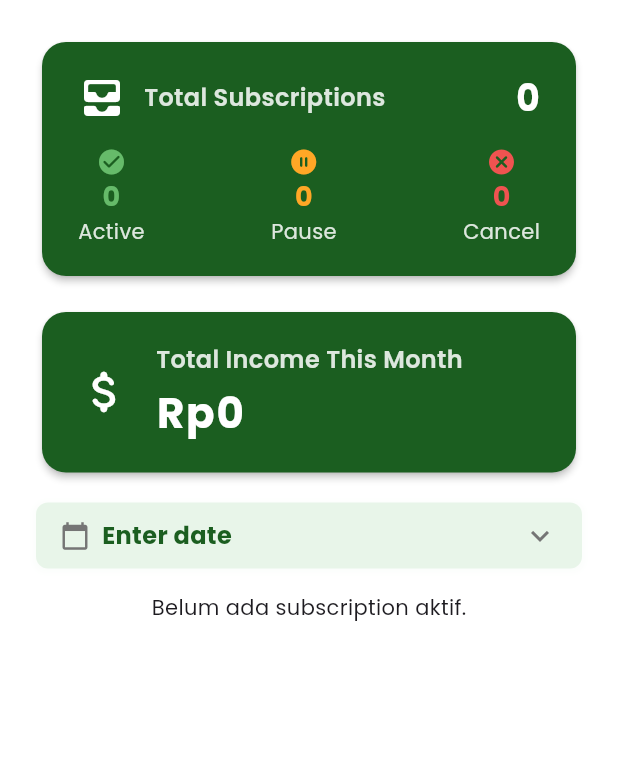
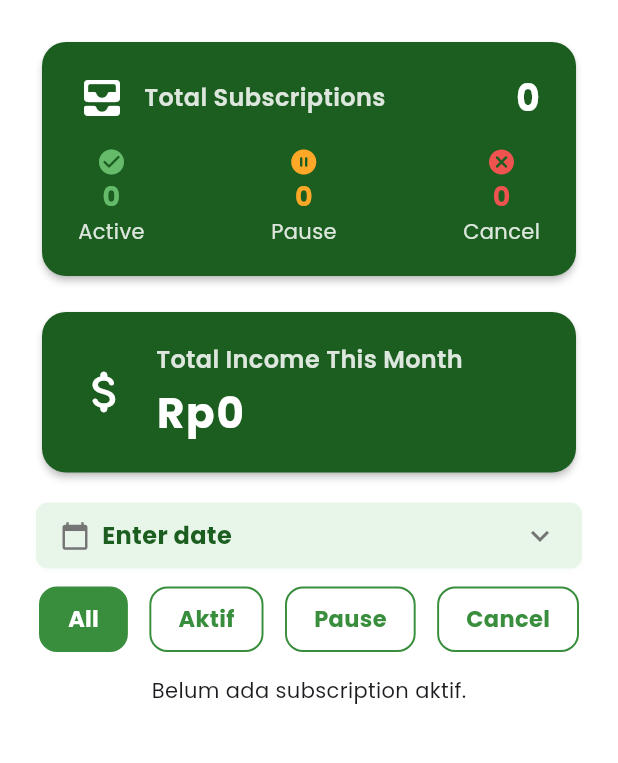
Before and after one commit to ahmadazizfauzi/catering, a Flutter app: the AdminHomeScreen screen opened directly, on a phone screen of 412 x 824 dp, the part 84-847 px from its top. Run offline on Flutter 3.47's test engine with Material 3 defaults, Android fonts, the phone set to English and light mode, and no system bars; our stand-ins replace calendar_date_picker2, cloud_firestore, convex_bottom_bar, dropdown_button2, firebase_auth, firebase_core; accounts and stored records are empty.

Commit message:
feat(filter): add feature for admin role

```diff
--- a/lib/features/home/presentation/pages/admin/admin_home_screen.dart
+++ b/lib/features/home/presentation/pages/admin/admin_home_screen.dart
@@ -6,6 +6,7 @@ import 'package:catering_1/core/shared/appbar/appbar_shared.dart';
 import 'package:catering_1/features/home/presentation/widgets/section/admin/admin_subscription_growth_section.dart';
 import 'package:catering_1/features/home/presentation/widgets/section/admin/admin_card_total_subscription.dart';
 import 'package:catering_1/features/home/presentation/widgets/section/admin/admin_card_total_mrr_subscription.dart';
+import 'package:catering_1/features/subscription/presentation/widgets/section/filter/filter_user_subscription_section.dart';
 import 'package:provider/provider.dart';
 
 class AdminHomeScreen extends StatefulWidget {
@@ -19,6 +20,8 @@ class AdminHomeScreen extends StatefulWidget {
 
 class _AdminHomeScreenState extends State<AdminHomeScreen> {
   List<DateTime?> _selectedDates = [];
+  int _selectedTab = 0;
+  final List<String> _tabStatus = ['all', 'aktif', 'pause', 'cancel'];
 
   @override
   void initState() {
@@ -117,10 +120,17 @@ class _AdminHomeScreenState extends State<AdminHomeScreen> {
                 },
                 width: double.infinity,
               ),
+              const SizedBox(height: 12),
+              FilterUserSubscriptionSection(
+                selectedIndex: _selectedTab,
+                onChanged: (i) => setState(() => _selectedTab = i),
+                tabs: const ['All', 'Aktif', 'Pause', 'Cancel'],
+              ),
               const SizedBox(height: 16),
               AdminSubscriptionGrowthSection(
                 isFiltered:
                     _selectedDates.isNotEmpty && _selectedDates.first != null,
+                filterStatus: _tabStatus[_selectedTab],
               ),
             ],
           ),
--- a/lib/features/home/presentation/widgets/section/admin/admin_subscription_growth_section.dart
+++ b/lib/features/home/presentation/widgets/section/admin/admin_subscription_growth_section.dart
@@ -7,7 +7,12 @@ import 'package:intl/intl.dart';
 
 class AdminSubscriptionGrowthSection extends StatefulWidget {
   final bool isFiltered;
-  const AdminSubscriptionGrowthSection({super.key, this.isFiltered = false});
+  final String filterStatus;
+  const AdminSubscriptionGrowthSection({
+    super.key,
+    this.isFiltered = false,
+    this.filterStatus = 'all',
+  });
 
   @override
   State<AdminSubscriptionGrowthSection> createState() =>
@@ -33,22 +38,31 @@ class _AdminSubscriptionGrowthSectionState
                 ? provider.rangeSubscriptions
                 : provider.allSubscriptions;
 
-        data.sort((a, b) {
+        final filteredData =
+            widget.filterStatus == 'all'
+                ? data
+                : data
+                    .where(
+                      (sub) => sub.status.toLowerCase() == widget.filterStatus,
+                    )
+                    .toList();
+
+        filteredData.sort((a, b) {
           if (a.createdAt == null && b.createdAt == null) return 0;
           if (a.createdAt == null) return 1;
           if (b.createdAt == null) return -1;
           return b.createdAt!.compareTo(a.createdAt!);
         });
-        if (data.isEmpty) {
+        if (filteredData.isEmpty) {
           return const Center(child: Text("Belum ada subscription aktif."));
         }
         return ListView.builder(
           shrinkWrap: true,
           physics: NeverScrollableScrollPhysics(),
           padding: const EdgeInsets.all(0),
-          itemCount: data.length,
+          itemCount: filteredData.length,
           itemBuilder: (context, i) {
-            final sub = data[i];
+            final sub = filteredData[i];
             return Container(
               margin: const EdgeInsets.only(bottom: 16),
               decoration: BoxDecoration(
--- a/lib/features/subscription/presentation/widgets/section/filter/filter_user_subscription_section.dart
+++ b/lib/features/subscription/presentation/widgets/section/filter/filter_user_subscription_section.dart
@@ -4,39 +4,45 @@ import 'package:catering_1/core/colors/app_colors.dart';
 class FilterUserSubscriptionSection extends StatelessWidget {
   final int selectedIndex;
   final ValueChanged<int> onChanged;
+  final List<String> tabs;
 
   const FilterUserSubscriptionSection({
     super.key,
     required this.selectedIndex,
     required this.onChanged,
+    this.tabs = const ['Aktif', 'Pause'],
   });
 
   @override
   Widget build(BuildContext context) {
-    final tabs = ['Aktif', 'Pause'];
-
     return Row(
-      mainAxisAlignment: MainAxisAlignment.start,
+      mainAxisAlignment: MainAxisAlignment.spaceBetween,
       children: List.generate(tabs.length, (i) {
         final isSelected = selectedIndex == i;
-        return SizedBox(
-          width: 100,
-          child: Padding(
-            padding: const EdgeInsets.symmetric(horizontal: 4),
-            child: ChoiceChip(
-              label: Text(tabs[i]),
-              selected: isSelected,
-              selectedColor: AppColors.brand['default'],
-              backgroundColor: AppColors.white['default'],
-              labelStyle: TextStyle(
-                color:
-                    isSelected
-                        ? AppColors.white['default']
-                        : AppColors.brand['default'],
-                fontWeight: FontWeight.bold,
+        return Padding(
+          padding: const EdgeInsets.symmetric(horizontal: 2),
+          child: GestureDetector(
+            onTap: () => onChanged(i),
+            child: Container(
+              padding: const EdgeInsets.symmetric(horizontal: 18, vertical: 10),
+              decoration: BoxDecoration(
+                color: isSelected ? AppColors.brand['default'] : Colors.transparent,
+                border: Border.all(
+                  color: AppColors.brand['default']!,
+                  width: 1.3,
+                ),
+                borderRadius: BorderRadius.circular(12),
               ),
-              showCheckmark: false,
-              onSelected: (_) => onChanged(i),
+              child: Text(
+                tabs[i],
+                style: TextStyle(
+                  color: isSelected
+                      ? AppColors.white['default']
+                      : AppColors.brand['default'],
+                  fontWeight: FontWeight.bold,
+                  fontSize: 15,
+                ),
+              ),
             ),
           ),
         );
```
